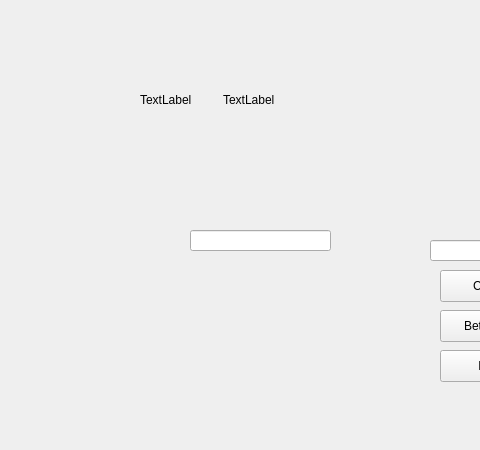
Before: the Qt Designer form Poker/Visuals/Gamewindow/gamewindow.ui in Cenzito/Poker, drawn with Qt 5; both pictures show x 160 to 640 and y 250 to 700 of the 1000 by 700 pixel window.
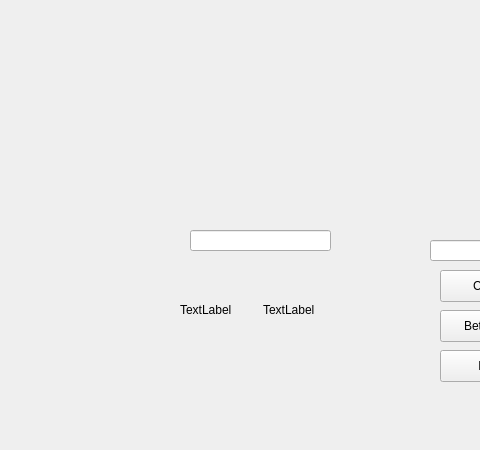
After: the same form once the commit is applied. Icons and pictures are not drawn.

Commit message:
show bet button
- functions void switch_bet_button_on(PokerPlayer* player);
    void switch_bet_button_off(PokerPlayer* player) to hide or show the bet button depending on whether it's the player's turn or not.
- wrote rules of poker

What changed in the file:
```diff
--- a/Poker/Visuals/Gamewindow/gamewindow.ui
+++ b/Poker/Visuals/Gamewindow/gamewindow.ui
@@ -174,8 +174,8 @@
    <widget class="QWidget" name="horizontalLayoutWidget">
     <property name="geometry">
      <rect>
-      <x>300</x>
-      <y>310</y>
+      <x>340</x>
+      <y>520</y>
       <width>160</width>
       <height>80</height>
      </rect>
```
Left out of the diff: 4 changed lines with no effect on the pictures. The commit also changes 6 other files.
